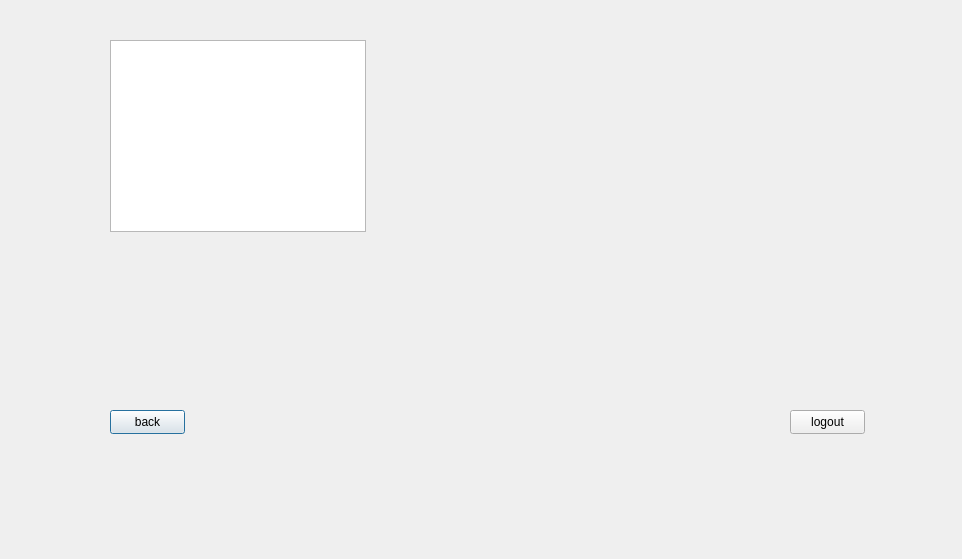
First picture: the form in frontend/transactions.ui, repository 22kmo-project/group_2, before the edit.
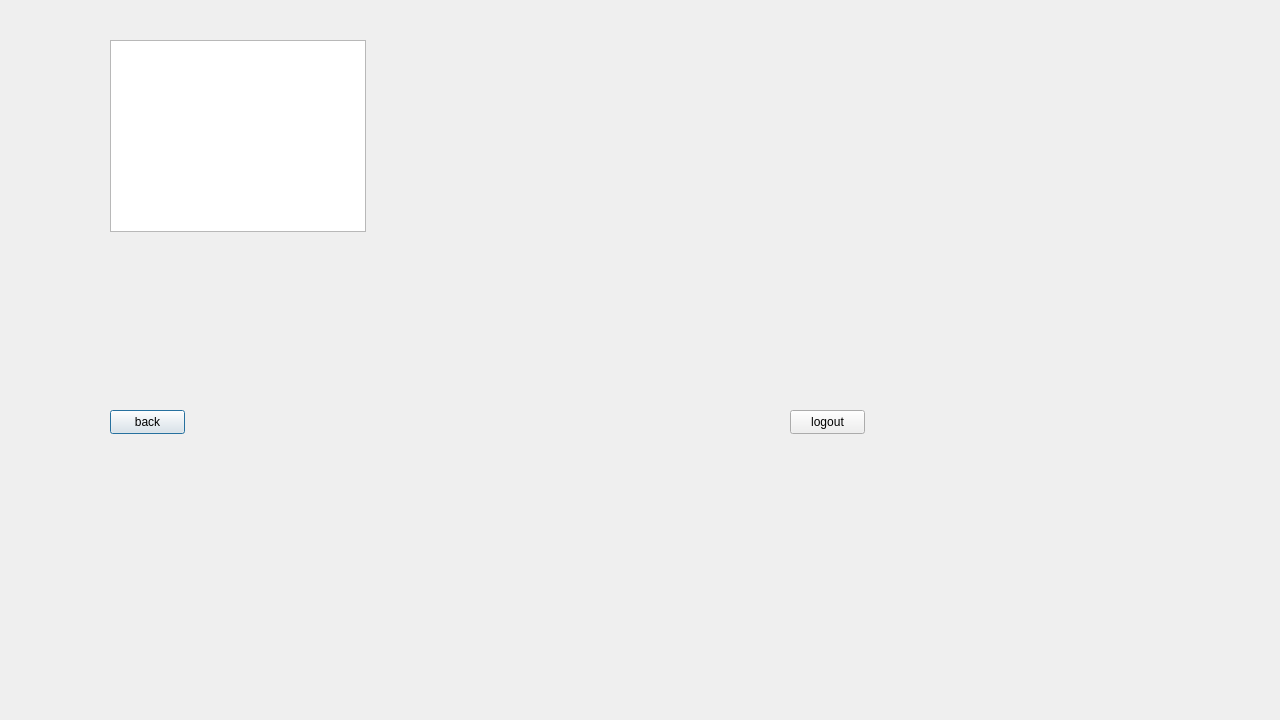
Second picture: the form after the edit.

Diff of the .ui file:
```diff
--- a/frontend/transactions.ui
+++ b/frontend/transactions.ui
@@ -6,8 +6,8 @@
    <rect>
     <x>0</x>
     <y>0</y>
-    <width>962</width>
-    <height>559</height>
+    <width>1280</width>
+    <height>720</height>
    </rect>
   </property>
   <property name="windowTitle">
```
Left out of the diff: 3 changed lines with no effect on the pictures.
